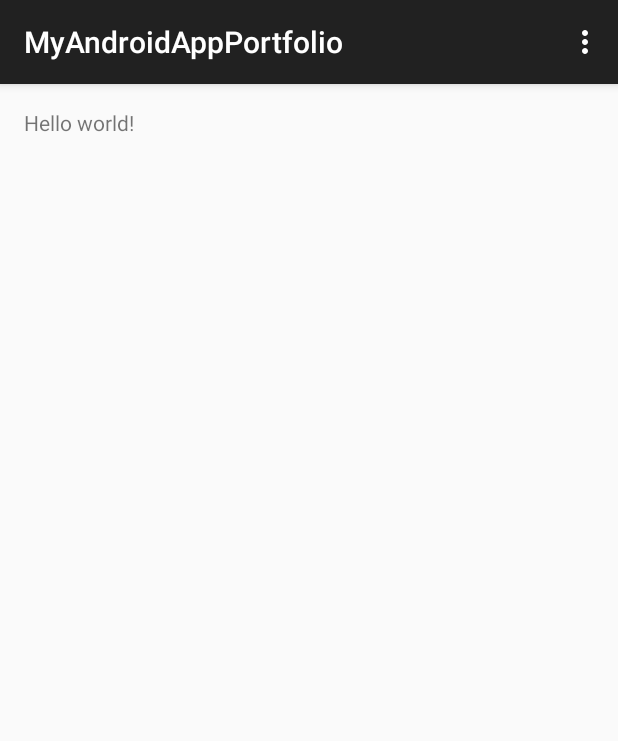
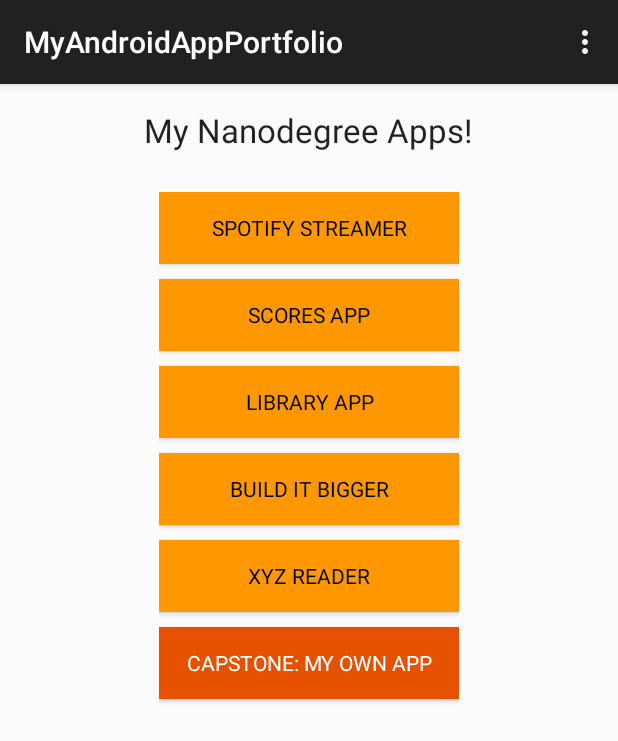
Before and after one commit to knorrium/MyAndroidAppPortfolio, an Android app: the screen it shows after launch (MainActivity), on a phone screen of 412 x 824 dp. Shown: the top 741 px of the screen. Run offline under Robolectric (Android 15) with nearby library versions, the phone set to English and light mode, and no system bars.

Commit message:
add the buttons and the main title to the main activity

```diff
--- a/app/src/main/res/layout/activity_main.xml
+++ b/app/src/main/res/layout/activity_main.xml
@@ -5,7 +5,72 @@
     android:paddingTop="@dimen/activity_vertical_margin"
     android:paddingBottom="@dimen/activity_vertical_margin" tools:context=".MainActivity">
 
-    <TextView android:text="@string/hello_world" android:layout_width="wrap_content"
-        android:layout_height="wrap_content" />
+    <LinearLayout
+        android:orientation="vertical"
+        android:layout_width="match_parent"
+        android:layout_height="match_parent"
+        android:gravity="center_horizontal">
+
+        <TextView
+            android:layout_width="wrap_content"
+            android:layout_height="wrap_content"
+            android:textAppearance="?android:attr/textAppearanceLarge"
+            android:text="@string/main_list_title"
+            android:id="@+id/textView" />
+
+        <Space
+            android:layout_width="20px"
+            android:layout_height="40px" />
+
+        <LinearLayout
+            android:orientation="vertical"
+            android:layout_width="wrap_content"
+            android:layout_height="match_parent"
+            android:minWidth="200dp">
+
+            <Button
+                android:layout_width="match_parent"
+                android:layout_height="wrap_content"
+                android:text="@string/main_app1_title"
+                android:id="@+id/button"
+                style="@style/btnRegularApp" />
+
+            <Button
+                android:layout_width="match_parent"
+                android:layout_height="wrap_content"
+                android:text="@string/main_app2_title"
+                android:id="@+id/button2"
+                style="@style/btnRegularApp" />
+
+            <Button
+                android:layout_width="match_parent"
+                android:layout_height="wrap_content"
+                android:text="@string/main_app3_title"
+                android:id="@+id/button3"
+                style="@style/btnRegularApp" />
+
+            <Button
+                android:layout_width="match_parent"
+                android:layout_height="wrap_content"
+                android:text="@string/main_app4_title"
+                android:id="@+id/button4"
+                style="@style/btnRegularApp" />
+
+            <Button
+                android:layout_width="match_parent"
+                android:layout_height="wrap_content"
+                android:text="@string/main_app5_title"
+                android:id="@+id/button5"
+                style="@style/btnRegularApp" />
+
+            <Button
+                android:layout_width="match_parent"
+                android:layout_height="wrap_content"
+                android:text="@string/main_app6_title"
+                android:id="@+id/button6"
+                style="@style/btnCapstone" />
+        </LinearLayout>
+
+    </LinearLayout>
 
 </RelativeLayout>
```
